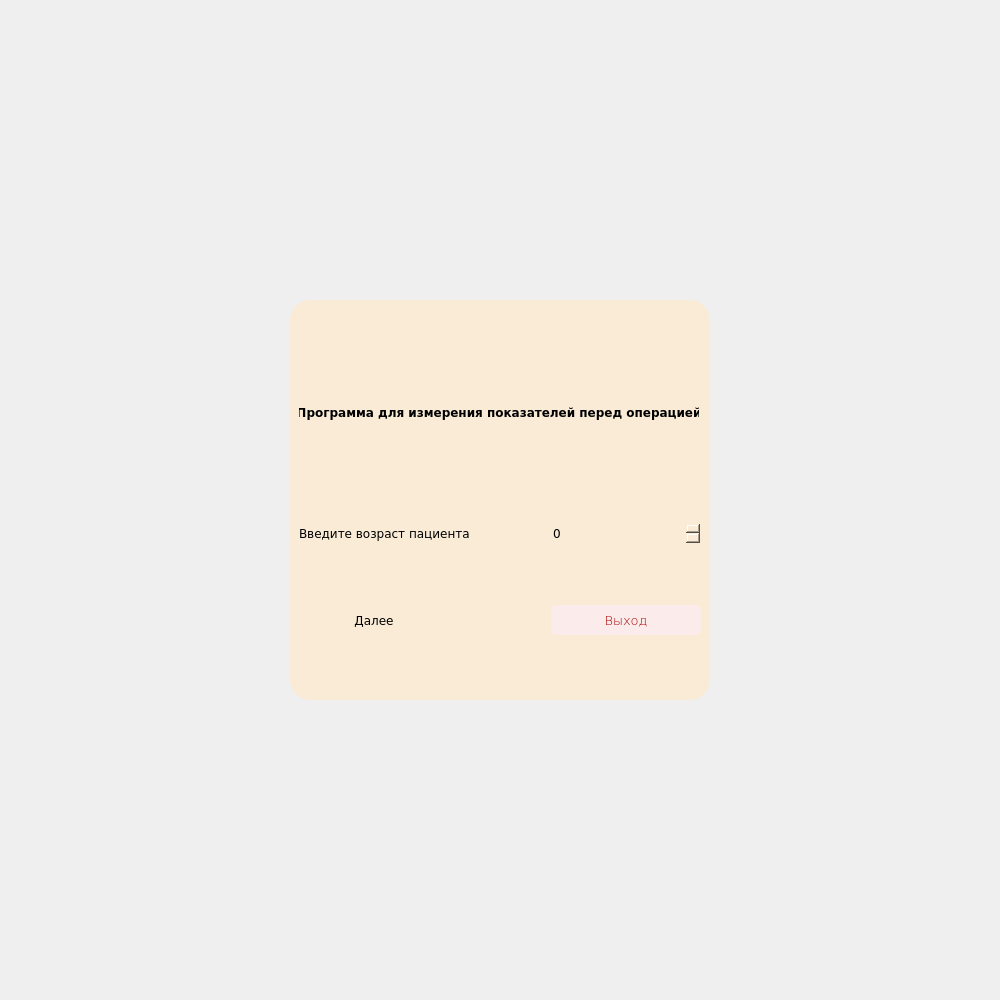
Above: Medic/forms/ui/helloform.ui from W3STi/Medical-calculate-programm before the change. Below: the same form after it.
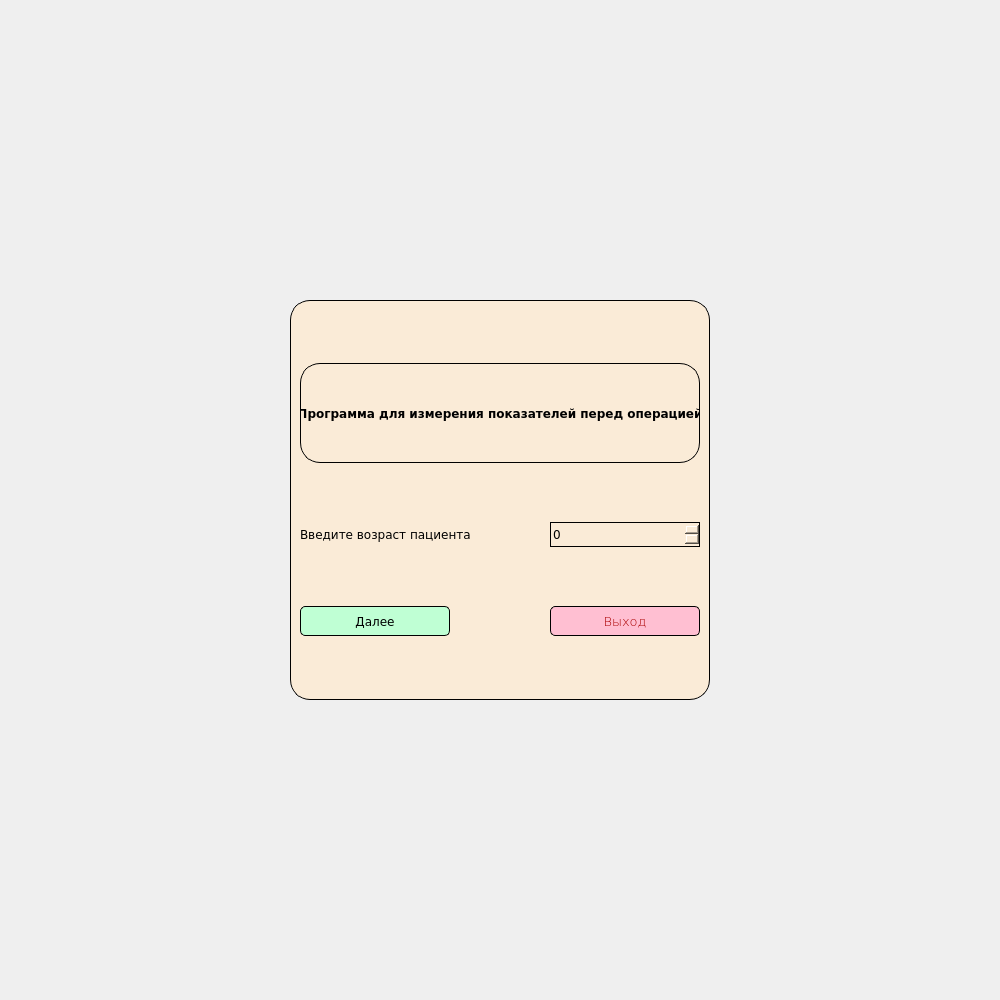
That is the form after the change.

The edit to the form file:
```diff
--- a/Medic/forms/ui/helloform.ui
+++ b/Medic/forms/ui/helloform.ui
@@ -34,7 +34,8 @@
      <property name="styleSheet">
       <string notr="true">background-color: #FAEBD7;
 border-radius: 20px;
-font-family: Verdana;</string>
+font-family: Verdana;
+border: 1px solid black;</string>
      </property>
      <property name="title">
       <string/>
@@ -45,6 +46,10 @@
      <layout class="QGridLayout" name="gridLayout_2">
       <item row="1" column="0">
        <widget class="QLabel" name="label">
+        <property name="styleSheet">
+         <string notr="true">border: none;
+font-size: 9pt;</string>
+        </property>
         <property name="text">
          <string>Введите возраст пациента</string>
         </property>
@@ -58,6 +63,9 @@
           <height>25</height>
          </size>
         </property>
+        <property name="styleSheet">
+         <string notr="true">font-size: 9pt;</string>
+        </property>
         <property name="maximum">
          <number>150</number>
         </property>
@@ -87,7 +95,8 @@
          <cursorShape>PointingHandCursor</cursorShape>
         </property>
         <property name="styleSheet">
-         <string notr="true">border-radius: 5px;</string>
+         <string notr="true">border-radius: 5px;
+background-color: #bfffd4;</string>
         </property>
         <property name="text">
          <string>Далее</string>
@@ -121,7 +130,7 @@
          <cursorShape>PointingHandCursor</cursorShape>
         </property>
         <property name="styleSheet">
-         <string notr="true">background-color: #fcebeb;
+         <string notr="true">background-color: #ffbfd2;
 font: 75 10pt &quot;Verdana&quot;;
 color: rgb(170, 0, 0);
 border-radius: 5px;</string>
```
Left out of the diff: 3 changed lines with no effect on the pictures.
